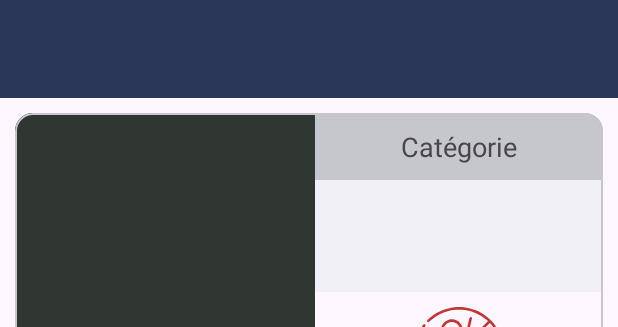
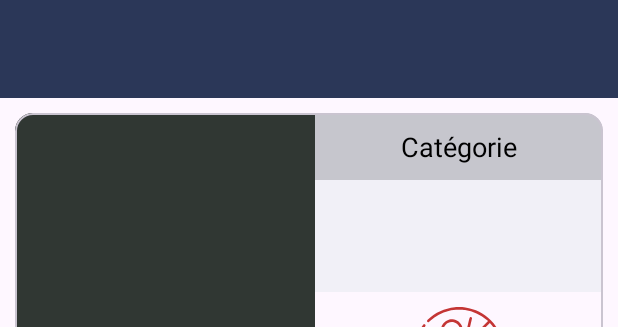
Before and after one commit to MaximeSaland/mobile-cocktail, an Android app: the layout activity_recipe_detail.xml on its own in the app's theme, with its tools: preview values and no code run, on a phone screen of 412 x 824 dp. Shown: the top 327 px of the screen. Run offline under Robolectric (Android 15) with nearby library versions, the light colour scheme and no system bars.

Commit message:
Fixed some color issues when using dark mode

```diff
--- a/app/src/main/res/layout/activity_recipe_detail.xml
+++ b/app/src/main/res/layout/activity_recipe_detail.xml
@@ -65,6 +65,7 @@
                                 android:layout_height="0dp"
                                 android:layout_weight="0.6"
                                 android:text="Catégorie"
+                                android:textColor="@color/black"
                                 android:textAlignment="center"
                                 android:gravity="center"
                                 android:textSize="18sp"
--- a/app/src/main/res/layout/category_card.xml
+++ b/app/src/main/res/layout/category_card.xml
@@ -20,7 +20,6 @@
             android:layout_height="wrap_content"
             android:id="@+id/name"
             android:textSize="20sp"
-            android:textAppearance="@color/design_default_color_on_primary"
             />
 
         <TextView
```
